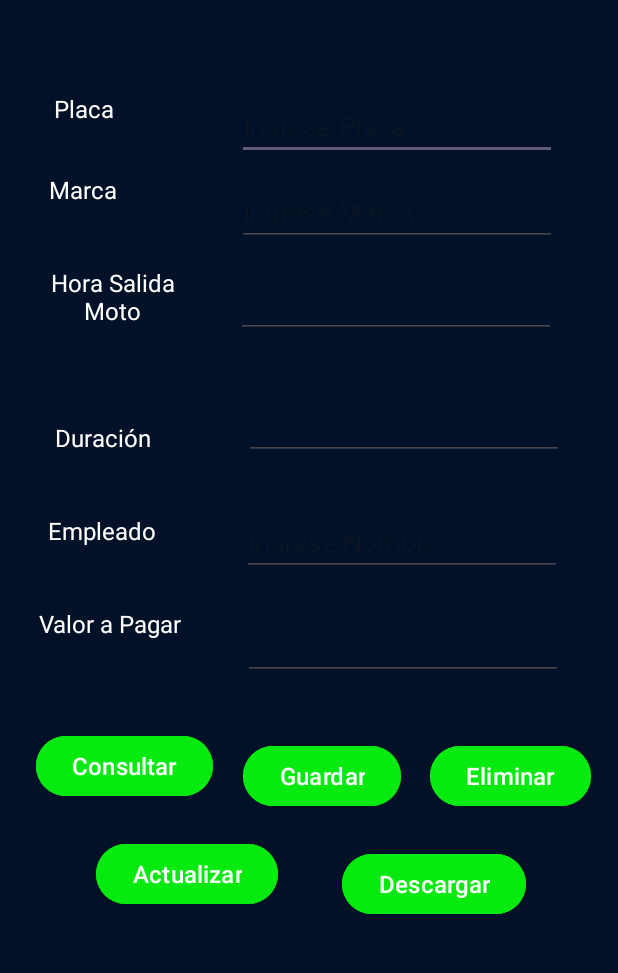
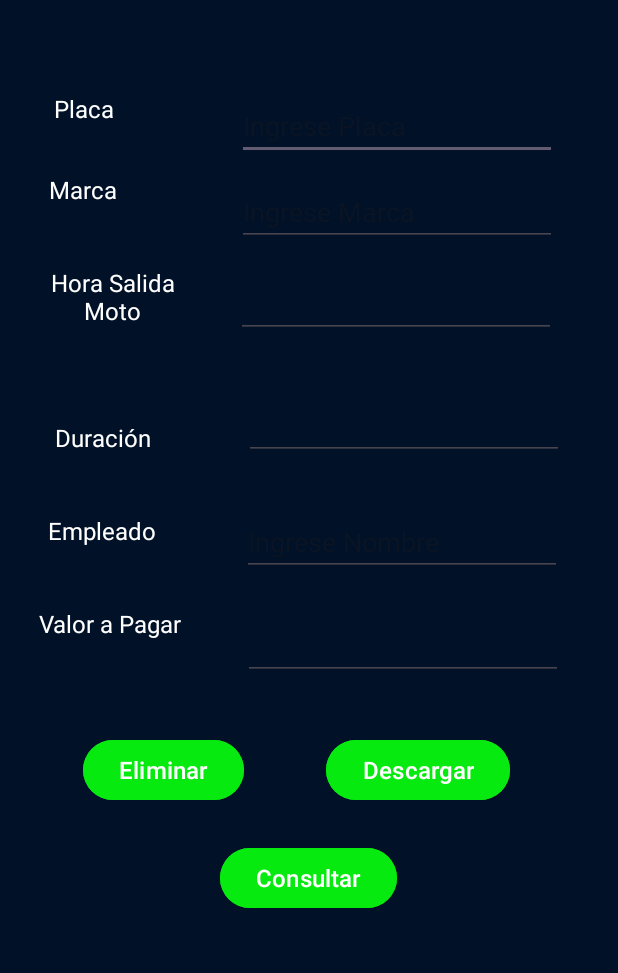
Before and after one commit to JhonathanSR/ParkingMotorcycles, an Android app: the Historico screen opened directly, with no data from a screen before it, on a phone screen of 412 x 824 dp, the part 119-1092 px from its top. Run offline under Robolectric (Android 15) with nearby library versions, the phone set to English and light mode, and no system bars; libraries missing offline, so code that uses them is left out: com.itextpdf.text.

Commit message:
Corrección Modulos Pagos, historico, BD en modulos

```diff
--- a/app/src/main/java/com/example/parkingmotor/Login.kt
+++ b/app/src/main/java/com/example/parkingmotor/Login.kt
@@ -60,7 +60,7 @@ class Login : AppCompatActivity() {
             Log.d("LoginUser", "User login resultado: $resultado")
 
             if (resultado) {
-                Toast.makeText(this, "Inicio de Sesión Exitoso",
+                Toast.makeText(this, "Iniciando Sesión",
                     Toast.LENGTH_SHORT).show()
                 findViewById<EditText>(R.id.edtUser).setText("")
                 findViewById<EditText>(R.id.edtPass).setText("")
--- a/app/src/main/java/com/example/parkingmotor/Pagos.kt
+++ b/app/src/main/java/com/example/parkingmotor/Pagos.kt
@@ -45,7 +45,7 @@ class Pagos : AppCompatActivity() {
     private fun setupButtonListeners() {
         binding.btnBuscar.setOnClickListener { consultarDatos() }
         binding.btnActual.setOnClickListener { actualizarDatos() }
-        binding.btnElim.setOnClickListener { eliminarRegistro() }
+        //binding.btnElim.setOnClickListener { eliminarRegistro() }
         binding.btnSave.setOnClickListener { guardarReporte() }
         binding.imgExt.setOnClickListener { salir() }
 
@@ -187,7 +187,7 @@ class Pagos : AppCompatActivity() {
         mostrarMensaje("Datos actualizados correctamente")
     }
 
-    private fun eliminarRegistro() {
+    /*private fun eliminarRegistro() {
         if (placaActual.isEmpty()) {
             mostrarMensaje("Primero consulte una placa")
             return
@@ -200,7 +200,7 @@ class Pagos : AppCompatActivity() {
         } else {
             mostrarMensaje("Error al eliminar el registro")
         }
-    }
+    }*/
 
     private fun guardarReporte() {
         try {
--- a/app/src/main/java/com/example/parkingmotor/Register.kt
+++ b/app/src/main/java/com/example/parkingmotor/Register.kt
@@ -64,7 +64,7 @@ class Register : AppCompatActivity() {
 
             if (resultado) {
                 Toast.makeText(
-                    this, "Usuario Registrado Correctamente",
+                    this, "Usuario Registrado",
                     Toast.LENGTH_SHORT
                 ).show()
                 findViewById<EditText>(R.id.edtCorreo).setText("")
--- a/app/src/main/res/layout/activity_historico.xml
+++ b/app/src/main/res/layout/activity_historico.xml
@@ -179,76 +179,35 @@
         app:layout_constraintTop_toBottomOf="@+id/edtEmplea" />
 
     <Button
-        android:id="@+id/btnSearch"
-        android:layout_width="wrap_content"
-        android:layout_height="wrap_content"
-        android:layout_marginStart="24dp"
-        android:layout_marginTop="56dp"
-        android:backgroundTint="#06EA0F"
-        android:text="Consultar"
-        android:textAlignment="center"
-        android:textColor="@color/white"
-        android:textSize="16dp"
-        app:layout_constraintStart_toStartOf="parent"
-        app:layout_constraintTop_toBottomOf="@+id/textView20" />
-
-    <Button
-        android:id="@+id/btnSav"
-        android:layout_width="wrap_content"
-        android:layout_height="wrap_content"
-        android:layout_marginStart="20dp"
-        android:layout_marginTop="40dp"
-        android:backgroundTint="#06EA0F"
-        android:text="Guardar"
-        android:textAlignment="center"
-        android:textColor="@color/white"
-        android:textSize="16dp"
-        app:layout_constraintStart_toEndOf="@+id/btnSearch"
-        app:layout_constraintTop_toBottomOf="@+id/edtValor" />
-
-    <Button
-        android:id="@+id/btnUpdate"
-        android:layout_width="wrap_content"
-        android:layout_height="wrap_content"
-        android:layout_marginStart="64dp"
-        android:layout_marginTop="24dp"
-        android:backgroundTint="#06EA0F"
-        android:text="Actualizar"
-        android:textAlignment="center"
-        android:textColor="@color/white"
-        android:textSize="16dp"
-        app:layout_constraintStart_toStartOf="parent"
-        app:layout_constraintTop_toBottomOf="@+id/btnSearch" />
-
-    <Button
         android:id="@+id/btnDelete"
         android:layout_width="wrap_content"
         android:layout_height="wrap_content"
-        android:layout_marginTop="40dp"
+        android:layout_marginTop="36dp"
         android:backgroundTint="#06EA0F"
         android:text="Eliminar"
         android:textAlignment="center"
         android:textColor="@color/white"
         android:textSize="16dp"
         app:layout_constraintEnd_toEndOf="parent"
-        app:layout_constraintHorizontal_bias="0.515"
-        app:layout_constraintStart_toEndOf="@+id/btnSav"
+        app:layout_constraintHorizontal_bias="0.181"
+        app:layout_constraintStart_toStartOf="parent"
         app:layout_constraintTop_toBottomOf="@+id/edtValor" />
 
     <Button
         android:id="@+id/btnImprimir"
         android:layout_width="wrap_content"
         android:layout_height="wrap_content"
-        android:layout_marginTop="24dp"
+        android:layout_marginTop="36dp"
+        android:layout_marginEnd="72dp"
         android:backgroundTint="#06EA0F"
         android:text="Descargar"
         android:textAlignment="center"
         android:textColor="@color/white"
         android:textSize="16dp"
         app:layout_constraintEnd_toEndOf="parent"
-        app:layout_constraintHorizontal_bias="0.411"
-        app:layout_constraintStart_toEndOf="@+id/btnUpdate"
-        app:layout_constraintTop_toBottomOf="@+id/btnDelete" />
+        app:layout_constraintHorizontal_bias="1.0"
+        app:layout_constraintStart_toEndOf="@+id/btnDelete"
+        app:layout_constraintTop_toBottomOf="@+id/edtValor" />
 
     <ImageView
         android:id="@+id/imgSal"
@@ -261,5 +220,20 @@
         app:layout_constraintTop_toTopOf="parent"
         app:srcCompat="@drawable/logout" />
 
+    <Button
+        android:id="@+id/btnSearch"
+        android:layout_width="wrap_content"
+        android:layout_height="wrap_content"
+        android:layout_marginTop="24dp"
+        android:backgroundTint="#06EA0F"
+        android:text="Consultar"
+        android:textAlignment="center"
+        android:textColor="@color/white"
+        android:textSize="16dp"
+        app:layout_constraintEnd_toEndOf="parent"
+        app:layout_constraintHorizontal_bias="0.498"
+        app:layout_constraintStart_toStartOf="parent"
+        app:layout_constraintTop_toBottomOf="@+id/btnImprimir" />
+
 
 </androidx.constraintlayout.widget.ConstraintLayout>
```
Also changed, not shown: app/src/main/java/com/example/parkingmotor/Historico.kt (+81 -1 lines), app/src/main/java/com/example/parkingmotor/clienteSQLiteHelper.kt (+26 -1 lines), app/src/main/res/layout/activity_pagos.xml (+1 -16 lines).
